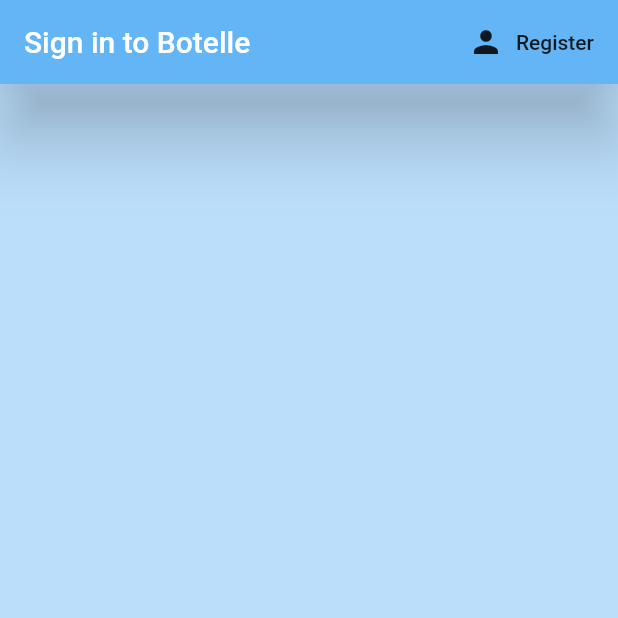
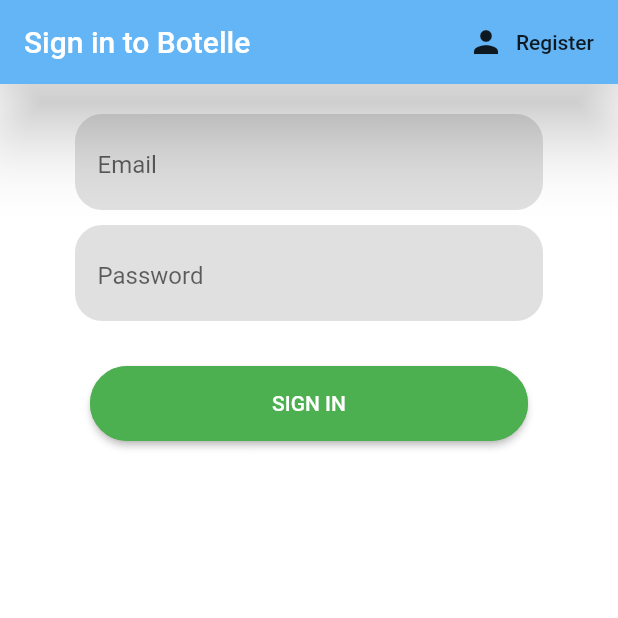
Before and after one commit to reyvb24/Aws-Hackathon, a Flutter app: the LogIn screen opened directly, on a phone screen of 412 x 824 dp, the top half of it. Run offline on Flutter 3.47's test engine with Material 2 defaults, Android fonts, the light colour scheme and no system bars; our stand-ins replace flutter_spinkit.

Commit message:
log in box

```diff
--- a/botelle/lib/login.dart
+++ b/botelle/lib/login.dart
@@ -8,13 +8,14 @@
 
 class _LogInState extends State<LogIn> {
   bool loading = false;
+  final _formKey = GlobalKey<FormState>();
 
   @override
   Widget build(BuildContext context) {
     return loading
         ? Loading()
         : Scaffold(
-            backgroundColor: Colors.blue[100],
+            backgroundColor: Colors.white,
             appBar: AppBar(
                 backgroundColor: Colors.blue[300],
                 elevation: 20.0,
@@ -27,6 +28,93 @@
                         // widget.toggleView();
                       })
                 ]),
+            body: Container(
+              padding: EdgeInsets.symmetric(vertical: 20, horizontal: 50),
+              child: Form(
+                key: _formKey,
+                child: SingleChildScrollView(
+                  child: Column(children: <Widget>[
+                    //SizedBox(height: 20.0),
+                    Container(
+                      decoration: BoxDecoration(
+                        color: Colors.grey[300],
+                        borderRadius: new BorderRadius.circular(18.0),
+                      ),
+                      // Image(image: AssetImage('assets/patungkuy.png')),
+                      child: Padding(
+                        padding: EdgeInsets.only(left: 15, right: 15, top: 5),
+                        child: TextFormField(
+                            // decoration:textInputDecoration.copyWith(hintText: 'Email'),
+                            decoration: InputDecoration(
+                              border: InputBorder.none,
+                              labelText: "Email",
+                            ),
+                            validator: (val) =>
+                                val.isEmpty ? "Please enter an email!" : null,
+                            onChanged: (val) {
+                              setState(() {
+                                // email = val;
+                              });
+                            }),
+                      ),
+                    ),
+                    SizedBox(height: 10.0),
+                    Container(
+                      decoration: BoxDecoration(
+                        color: Colors.grey[300],
+                        borderRadius: new BorderRadius.circular(18.0),
+                      ),
+                      // Image(image: AssetImage('assets/patungkuy.png')),
+                      child: Padding(
+                        padding: EdgeInsets.only(left: 15, right: 15, top: 5),
+                        child: TextFormField(
+                            // decoration: textInputDecoration.copyWith(hintText: 'Password'),
+                            decoration: InputDecoration(
+                              border: InputBorder.none,
+                              labelText: "Password",
+                            ),
+                            validator: (val) => val.length < 6
+                                ? "Please enter a password of 6 or more characters!"
+                                : null,
+                            obscureText: true,
+                            onChanged: (val) {
+                              setState(() {
+                                // password = val;
+                              });
+                            }),
+                      ),
+                    ),
+                    SizedBox(height: 20.0),
+                    Padding(
+                      padding: const EdgeInsets.all(10),
+                      child: Container(
+                        height: 50,
+                        width: double.infinity,
+                        child: RaisedButton(
+                          color: Colors.green,
+                          onPressed: () {
+                            // Validate returns true if the form is valid, or false
+                            // otherwise.
+                            // if (_formKey.currentState.validate()) {
+                            //   // If the form is valid, display a Snackbar.
+                            //   Scaffold.of(context).showSnackBar(
+                            //       SnackBar(content: Text('Processing Data')));
+                            // }
+                          },
+                          child: Text(
+                            'SIGN IN',
+                            style: TextStyle(color: Colors.white),
+                          ),
+                          shape: RoundedRectangleBorder(
+                              borderRadius: new BorderRadius.circular(40.0),
+                              side: BorderSide(color: Colors.green)),
+                        ),
+                      ),
+                    ),
+                  ]),
+                ),
+              ),
+            ),
           );
   }
 }
--- a/botelle/lib/main.dart
+++ b/botelle/lib/main.dart
@@ -4,7 +4,7 @@
 import 'login.dart';
 
 void main() {
-  runApp(MaterialApp(home: Home()));
+  runApp(MaterialApp(home: LogIn()));
 }
 
 class MyApp extends StatelessWidget {
```
